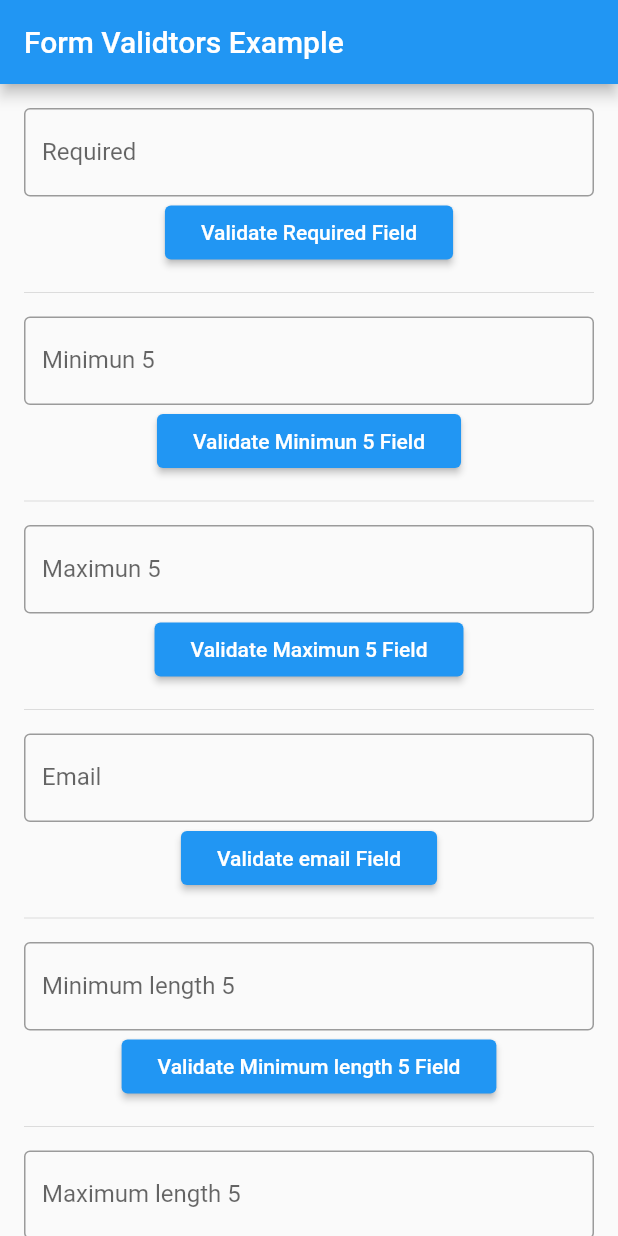
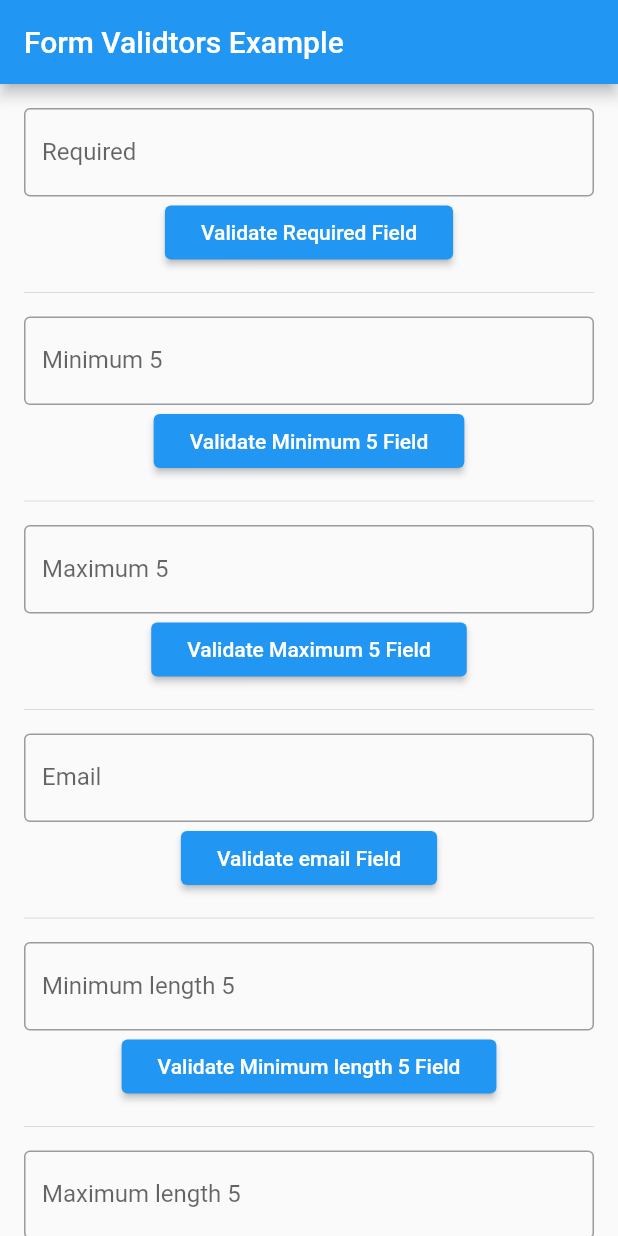
Before and after one commit to aarajput/flutter_form_validators, a Flutter app: the screen it shows after launch, on a phone screen of 412 x 824 dp. Run offline on Flutter 3.47's test engine with Material 2 defaults, Android fonts, the phone set to English and light mode, and no system bars.

```diff
--- a/example/lib/max_validation_container.dart
+++ b/example/lib/max_validation_container.dart
@@ -21,12 +21,12 @@ class _MaxValidationContainerState extends State<MaxValidationContainer> {
               signed: true,
             ),
             decoration: InputDecoration(
-              labelText: 'Maximun 5',
+              labelText: 'Maximum 5',
             ),
             validator: Validators.max(5, 'Value greater than 5 not allowed'),
           ),
           RaisedButton(
-            child: Text('Validate Maximun 5 Field'),
+            child: Text('Validate Maximum 5 Field'),
             onPressed: () {
               formKey.currentState.validate();
             },
--- a/example/lib/min_validation_container.dart
+++ b/example/lib/min_validation_container.dart
@@ -21,12 +21,12 @@ class _MinValidationContainerState extends State<MinValidationContainer> {
               signed: true,
             ),
             decoration: InputDecoration(
-              labelText: 'Minimun 5',
+              labelText: 'Minimum 5',
             ),
             validator: Validators.min(5, 'Value less than 5 not allowed'),
           ),
           RaisedButton(
-            child: Text('Validate Minimun 5 Field'),
+            child: Text('Validate Minimum 5 Field'),
             onPressed: () {
               formKey.currentState.validate();
             },
```
Also changed, not shown: lib/form_validators.dart (+53 -0 lines).
